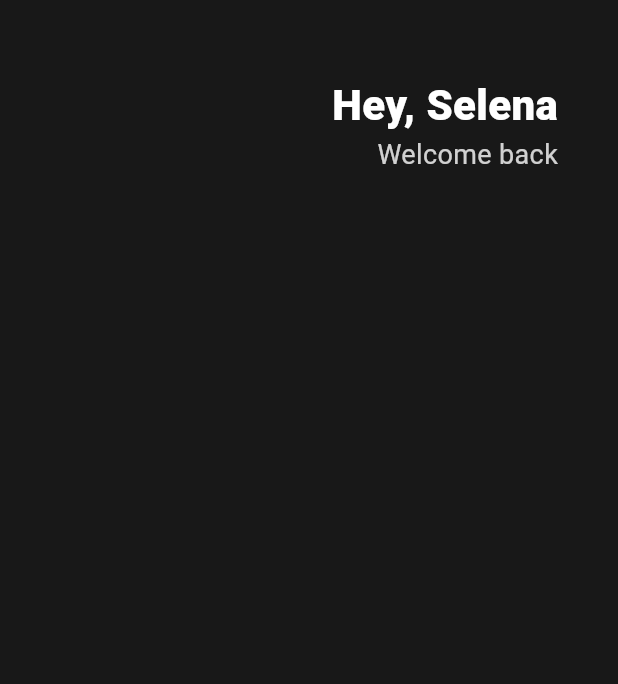
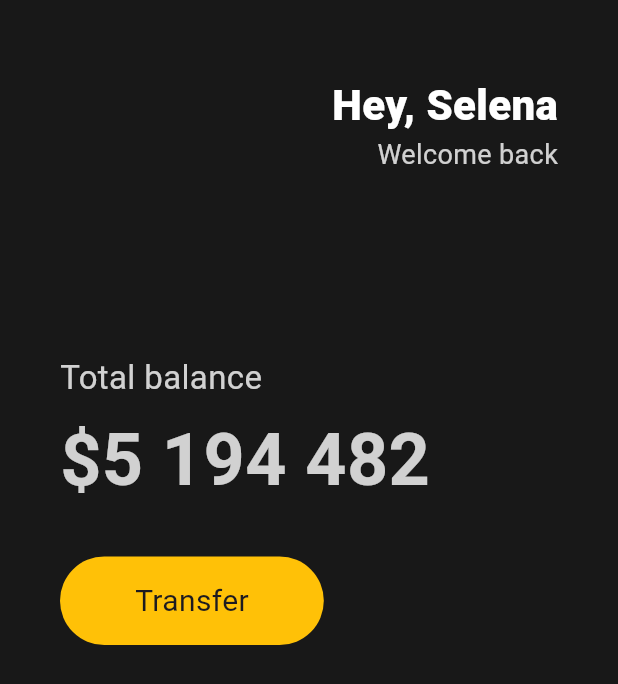
Before and after one commit to FPtrevi/studyFlutter, a Flutter app: the screen it shows after launch, on a phone screen of 412 x 824 dp. Shown: the top 684 px of the screen. Run offline on Flutter 3.47's test engine with Material 3 defaults, Android fonts, the phone set to English and light mode, and no system bars.

Commit message:
Buttons Section

```diff
--- a/lib/main.dart
+++ b/lib/main.dart
@@ -23,6 +23,7 @@ class App extends StatelessWidget {
       body: Padding(
         padding: EdgeInsets.symmetric(horizontal: 40),
         child: Column(
+          crossAxisAlignment: CrossAxisAlignment.start,
           children: [
             SizedBox(
               height: 50,
@@ -51,9 +52,55 @@ class App extends StatelessWidget {
                   ],
                 )
               ],
+            ),
+            SizedBox(
+              height: 120,
+            ),
+            Text(
+              'Total balance',
+              style: TextStyle(
+                fontSize: 22,
+                color: Colors.white.withOpacity(0.8),
+              ),
+            ),
+            SizedBox(
+              height: 5,
+            ),
+            Text(
+              '\$5 194 482',
+              style: TextStyle(
+                fontSize: 48,
+                fontWeight: FontWeight.w600,
+                color: Colors.white.withOpacity(0.8),
+              ),
+            ),
+            SizedBox(
+              height: 30,
+            ),
+            Row(
+              children: [
+                Container(
+                  decoration: BoxDecoration(
+                      color: Colors.amber,
+                      borderRadius: BorderRadius.circular(45)),
+                  child: Padding(
+                    padding: EdgeInsets.symmetric(
+                      vertical: 15,
+                      horizontal: 50,
+                    ),
+                    child: Text(
+                      'Transfer',
+                      style: TextStyle(
+                        fontSize: 20,
+                      ),
+                    ),
+                  ),
                 )
               ],
-          )),
+            ),
+          ],
+        ),
+      ),
     ));
   }
 }
```
Lines whose indentation alone changed are shown as unchanged.
